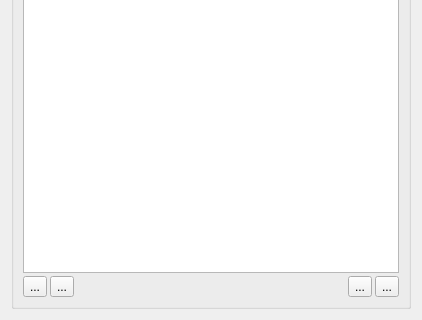
Old version of the form Editor/src/Items/Sprite/SpriteWidget.ui in the repository GameOverture/HarmonyEngine; both pictures show x 0 to 422 and y 367 to 687 of the 422 by 687 pixel window.
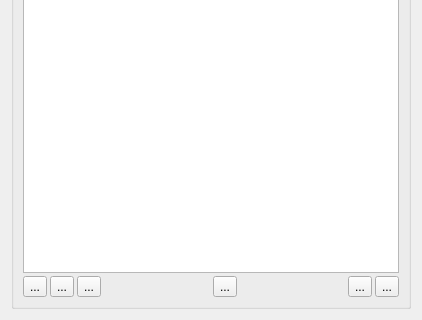
New version of the form. Icons and pictures are not drawn. Custom widgets are drawn as their Qt base class.

Commit message: Sprite Delete all button and starts with 'Apply All' checked; Atlas frame properties defaults DTX 5 in combo box

Patch:
```diff
--- a/Editor/src/Items/Sprite/SpriteWidget.ui
+++ b/Editor/src/Items/Sprite/SpriteWidget.ui
@@ -251,6 +251,13 @@
             </property>
            </widget>
           </item>
+          <item>
+           <widget class="QToolButton" name="btnRemoveAllFrames">
+            <property name="text">
+             <string>...</string>
+            </property>
+           </widget>
+          </item>
           <item>
            <spacer name="horizontalSpacer_2">
             <property name="orientation">
@@ -264,6 +271,26 @@
             </property>
            </spacer>
           </item>
+          <item>
+           <widget class="QToolButton" name="btnApplyToAll">
+            <property name="text">
+             <string>...</string>
+            </property>
+           </widget>
+          </item>
+          <item>
+           <spacer name="horizontalSpacer">
+            <property name="orientation">
+             <enum>Qt::Horizontal</enum>
+            </property>
+            <property name="sizeHint" stdset="0">
+             <size>
+              <width>40</width>
+              <height>20</height>
+             </size>
+            </property>
+           </spacer>
+          </item>
           <item>
            <widget class="QToolButton" name="btnOrderFrameUp">
             <property name="text">
```
Left out of the diff: 12 changed lines with no effect on the pictures. The commit also changes 5 other files.
